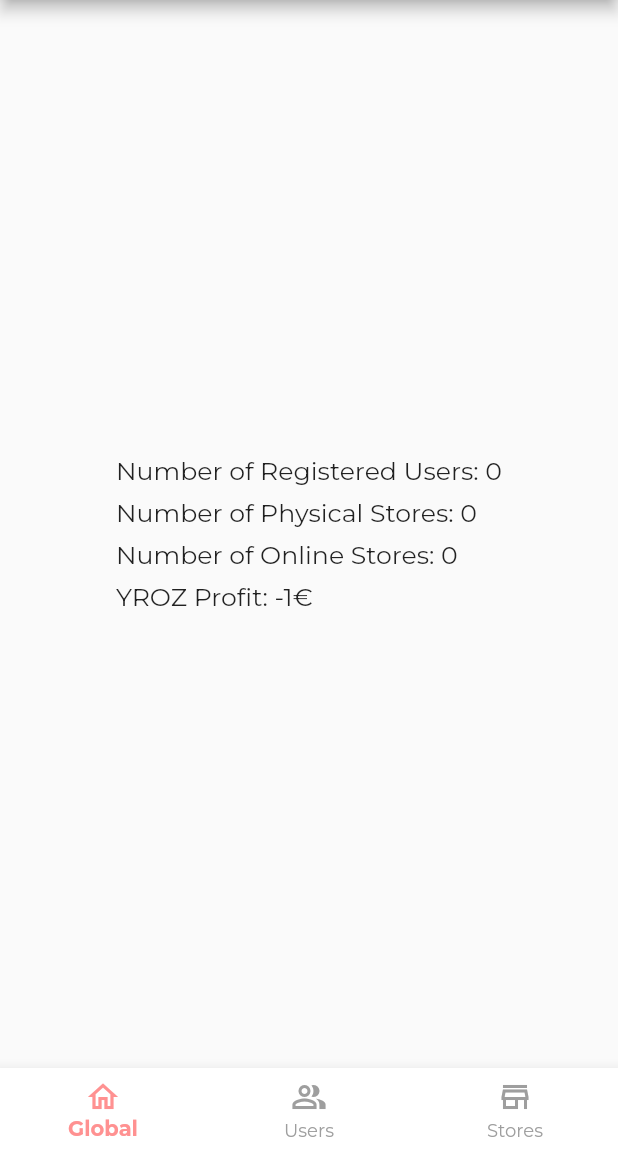
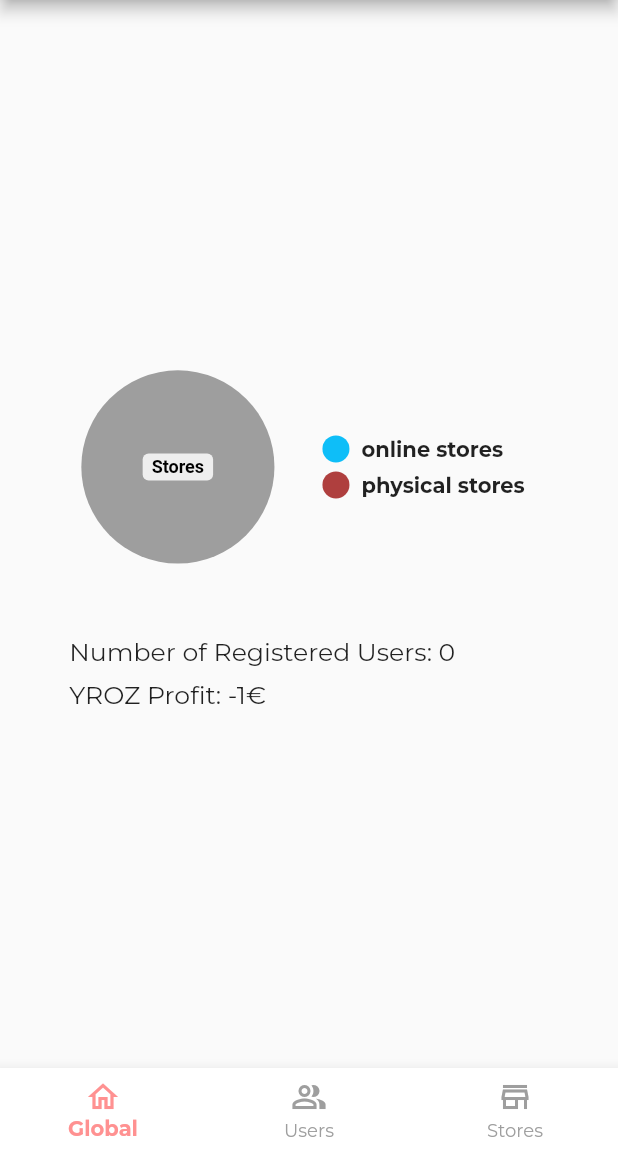
Before and after one commit to irisk29/yroz_admin_app, a Flutter app: the TabsScreen screen opened by its route, on a phone screen of 412 x 824 dp, the part 84-1236 px from its top. Run offline on Flutter 3.47's test engine with Material 2 defaults, Android fonts, the phone set to English and light mode, and no system bars; drawn by our look-alikes of pie_chart; our stand-ins replace flutter_native_splash; missing offline and left inert: amplify_api, amplify_auth_cognito, amplify_core, amplify_datastore, amplify_flutter, amplify_storage_s3 and 1 more; network calls fail; project files that could hold a hidden picture were left out.

Commit message:
add pie chart

```diff
--- a/lib/screens/global_screen.dart
+++ b/lib/screens/global_screen.dart
@@ -1,6 +1,7 @@
 import 'package:f_logs/model/flog/flog.dart';
 import 'package:flutter/material.dart';
 import 'package:yroz_admin/LogicLayer/admin.dart';
+import 'package:pie_chart/pie_chart.dart';
 
 class GlobalScreen extends StatefulWidget {
   static const routeName = '/global';
@@ -14,11 +15,17 @@ class _GlobalScreenState extends State<GlobalScreen> {
   int physicalStores = 0;
   int onlineStores = 0;
   double profit = 0.0;
+  Map<String, double> dataMap = {};
 
-  Future<double> getCompanyProfit() async{
+  Future<double> getCompanyProfit() async {
     registeredUsers = Admin().getRegisteredUsersAmount();
     physicalStores = Admin().getsAmountOfPhysicalStores();
     onlineStores = Admin().getsAmountOfOnlineStores();
+
+    dataMap = {
+      "online stores": onlineStores.toDouble(),
+      "physical stores": physicalStores.toDouble()
+    };
 
     DateTime now = DateTime.now();
     DateTime monthAgo = DateTime(now.year, now.month - 1, now.day);
@@ -29,40 +36,66 @@ class _GlobalScreenState extends State<GlobalScreen> {
 
   @override
   Widget build(BuildContext context) {
+    final gradientList = <List<Color>>[
+      [
+        Color.fromARGB(255, 14, 190, 248),
+        Color.fromRGBO(91, 253, 199, 1),
+      ],
+      [
+        Color.fromRGBO(175, 63, 62, 1.0),
+        Color.fromRGBO(254, 154, 92, 1),
+      ]
+    ];
     return FutureBuilder(
       future: getCompanyProfit(),
-      builder: (BuildContext context, AsyncSnapshot<double> snap) => snap
-          .connectionState != ConnectionState.done
-          ? Center(child: CircularProgressIndicator()) :
-      Container(
+      builder: (BuildContext context, AsyncSnapshot<double> snap) => snap.connectionState != ConnectionState.done
+          ? Center(child: CircularProgressIndicator())
+          : Container(
               alignment: AlignmentDirectional.center,
               child: Column(
                 mainAxisAlignment: MainAxisAlignment.center,
                 crossAxisAlignment: CrossAxisAlignment.start,
                 children: [
                   FittedBox(
+                    child: PieChart(
+                      dataMap: dataMap,
+                      animationDuration: Duration(milliseconds: 800),
+                      chartLegendSpacing: 32,
+                      chartRadius: MediaQuery.of(context).size.width / 3.2,
+                      initialAngleInDegree: 0,
+                      chartType: ChartType.disc,
+                      ringStrokeWidth: 32,
+                      centerText: "Stores",
+                      legendOptions: LegendOptions(
+                        showLegendsInRow: false,
+                        legendPosition: LegendPosition.right,
+                        showLegends: true,
+                        legendTextStyle: TextStyle(
+                          fontWeight: FontWeight.bold,
+                        ),
+                      ),
+                      chartValuesOptions: ChartValuesOptions(
+                        showChartValueBackground: true,
+                        showChartValues: true,
+                        showChartValuesInPercentage: false,
+                        showChartValuesOutside: false,
+                        decimalPlaces: 0,
+                      ),
+                      gradientList: gradientList,
+                      emptyColorGradient: [
+                        Color(0xff6c5ce7),
+                        Colors.blue,
+                      ],
+                    ),
+                  ),
+                  SizedBox(height: MediaQuery.of(context).size.height * 0.05),
+                  FittedBox(
                       child: Text("Number of Registered Users: $registeredUsers",
-                    style: DefaultTextStyle.of(context)
-                        .style
-                        .apply(fontSizeFactor: 1.2))),
-            SizedBox(height: 8),
-            FittedBox(
-                child: Text("Number of Physical Stores: $physicalStores",
-                    style: DefaultTextStyle.of(context)
-                        .style
-                        .apply(fontSizeFactor: 1.2))),
-            SizedBox(height: 8),
-            FittedBox(
-                child: Text("Number of Online Stores: $onlineStores",
-                    style: DefaultTextStyle.of(context)
-                        .style
-                        .apply(fontSizeFactor: 1.2))),
-            SizedBox(height: 8),
+                          style: DefaultTextStyle.of(context).style.apply(fontSizeFactor: 1.2))),
+                  SizedBox(height: MediaQuery.of(context).size.height * 0.01),
                   FittedBox(
                       child: Text("YROZ Profit: ${snap.data == null ? -1 : snap.data}€",
-                    style: DefaultTextStyle.of(context)
-                        .style
-                        .apply(fontSizeFactor: 1.2))),
+                          style: DefaultTextStyle.of(context).style.apply(fontSizeFactor: 1.2))),
                 ],
               ),
             ),
--- a/pubspec.yaml
+++ b/pubspec.yaml
@@ -42,6 +42,7 @@ dependencies:
   # The following adds the Cupertino Icons font to your application.
   # Use with the CupertinoIcons class for iOS style icons.
   cupertino_icons: ^1.0.2
+  pie_chart: ^5.3.0
 
 dev_dependencies:
   flutter_test:
```
Also changed, not shown: 1 other file. Lines whose indentation alone changed are shown as unchanged.
